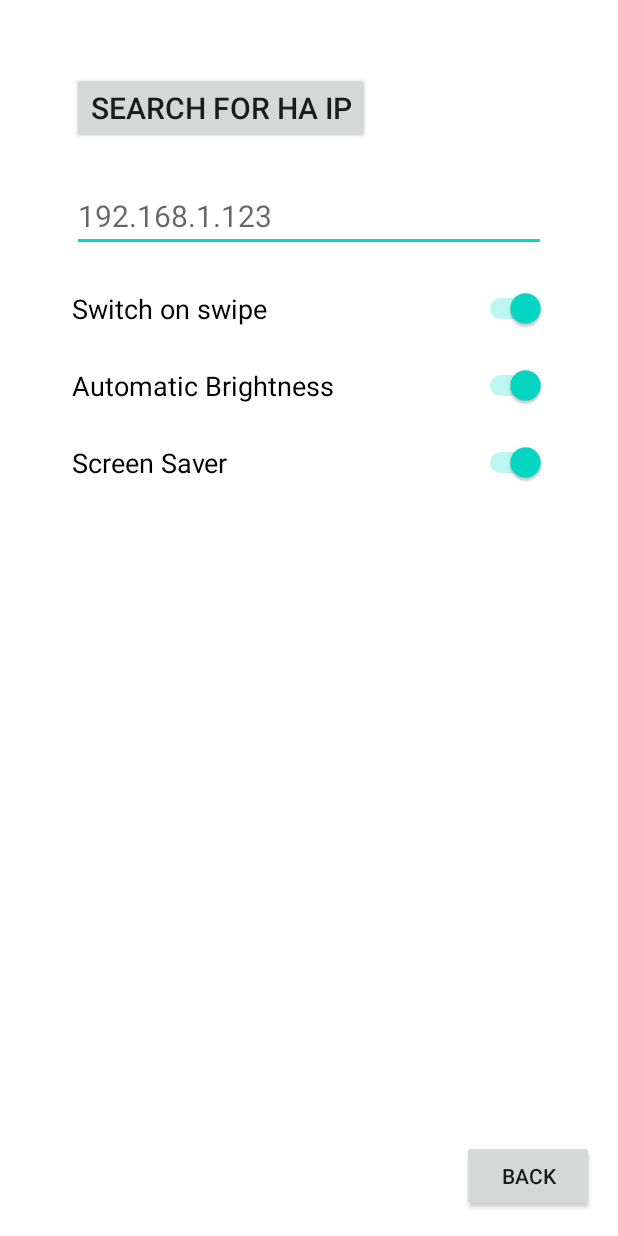
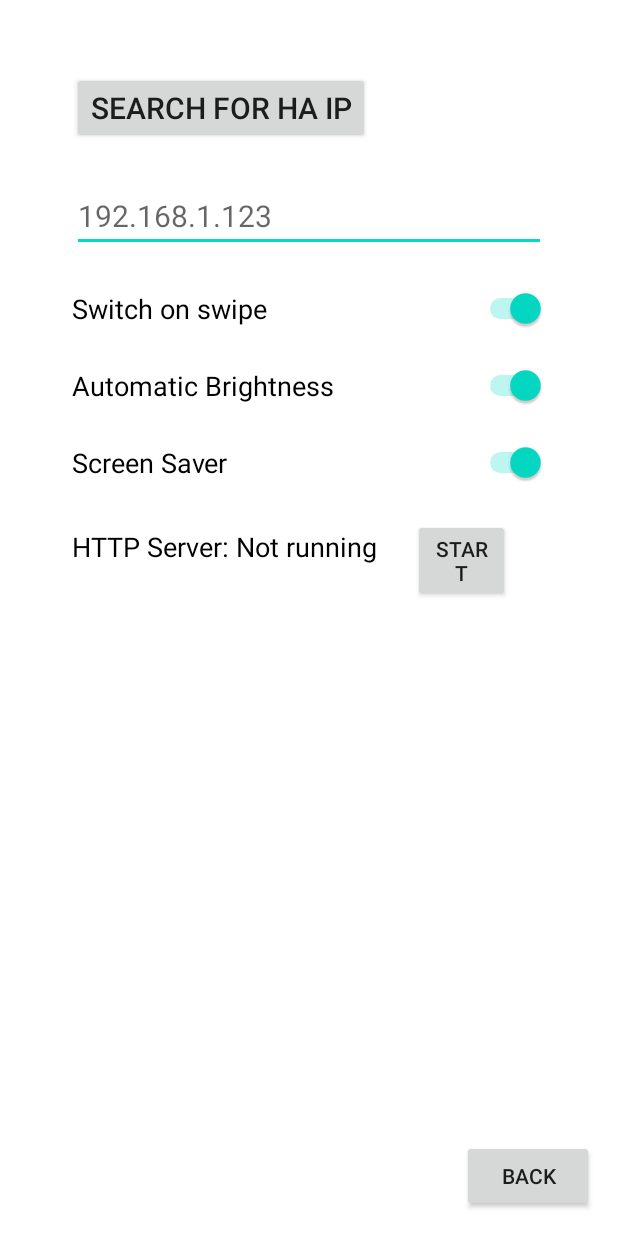
Before and after one commit to RapierXbox/ShellyElevate, an Android app built with Jetpack Compose: the SettingsActivity screen opened directly, with no data from a screen before it, on a phone screen of 412 x 824 dp. Run offline under Robolectric (Android 15) with nearby library versions, the phone set to English and light mode, and no system bars.

Commit message:
Add files via upload

```diff
--- a/app/src/main/java/me/rapierxbox/shellyelevatev2/SettingsActivity.kt
+++ b/app/src/main/java/me/rapierxbox/shellyelevatev2/SettingsActivity.kt
@@ -2,11 +2,15 @@ package me.rapierxbox.shellyelevatev2
 
 import android.annotation.SuppressLint
 import android.app.Activity
+import android.app.ActivityManager
+import android.content.Intent
 import android.content.SharedPreferences
 import android.os.Bundle
 import android.widget.Button
 import android.widget.EditText
 import android.widget.Switch
+import android.widget.TextView
+import androidx.legacy.content.WakefulBroadcastReceiver
 import me.rapierxbox.shellyelevatev2.helper.ServiceHelper
 
 class SettingsActivity: Activity() {
@@ -19,11 +23,15 @@ class SettingsActivity: Activity() {
     private lateinit var automaticBrightnessSwitch: Switch
     @SuppressLint("UseSwitchCompatOrMaterialCode")
     private lateinit var screenSaverSwitch: Switch
+    private lateinit var httpServerText: TextView
+    private lateinit var httpServerButton: Button
     private lateinit var sharedPreferences: SharedPreferences
 
     override fun onCreate(savedInstanceState: Bundle?) {
         super.onCreate(savedInstanceState)
         setContentView(R.layout.settings_activity)
+
+        val httpServerRunning = httpServiceRunning()
 
         sharedPreferences = getSharedPreferences("ShellyElevateV2", MODE_PRIVATE)
 
@@ -48,6 +56,19 @@ class SettingsActivity: Activity() {
         screenSaverSwitch = findViewById(R.id.screenSaver)
         screenSaverSwitch.isChecked = sharedPreferences.getBoolean("screenSaver", true)
 
+        httpServerText = findViewById(R.id.httpServerText)
+        httpServerText.text = if (httpServerRunning) "HTTP Server: Running" else "HTTP Server: Not running"
+
+        httpServerButton = findViewById(R.id.httpServerButton)
+        httpServerButton.visibility = if (httpServerRunning) Button.GONE else Button.VISIBLE
+        httpServerButton.setOnClickListener {
+            val serviceIntent = Intent(this, HttpServerService::class.java)
+            WakefulBroadcastReceiver.startWakefulService(this, serviceIntent)
+            httpServerText.text = "HTTP Server: Running"
+            httpServerButton.visibility = Button.GONE
+        }
+
+
         backButton = findViewById(R.id.backButton)
         backButton.setOnClickListener {
             sharedPreferences.edit().putString("homeAssistantIp", ipEditText.text.toString())
@@ -57,4 +78,14 @@ class SettingsActivity: Activity() {
             finish()
         }
     }
+
+    private fun httpServiceRunning(): Boolean {
+        val manager = getSystemService(ACTIVITY_SERVICE) as ActivityManager
+        for (service in manager.getRunningServices(Int.MAX_VALUE)) {
+            if ("me.rapierxbox.shellyelevatev2.HttpServerService" == service.service.className) {
+                return true
+            }
+        }
+        return false
+    }
 }
--- a/app/src/main/java/me/rapierxbox/shellyelevatev2/helper/MediaHelper.java
+++ b/app/src/main/java/me/rapierxbox/shellyelevatev2/helper/MediaHelper.java
@@ -56,12 +56,11 @@ public class MediaHelper {
         mediaPlayerMusic.stop();
     }
     public void setVolume(double volume) {
-        audioManager.setStreamVolume(AudioManager.USE_DEFAULT_STREAM_TYPE, (int) (audioManager.getStreamMaxVolume(AudioManager.USE_DEFAULT_STREAM_TYPE) * volume), 0);
         audioManager.setStreamVolume(AudioManager.STREAM_MUSIC, (int) (audioManager.getStreamMaxVolume(AudioManager.STREAM_MUSIC) * volume), 0);
     }
 
     public double getVolume() {
-        return (double) audioManager.getStreamVolume(AudioManager.USE_DEFAULT_STREAM_TYPE) / (double) audioManager.getStreamMaxVolume(AudioManager.USE_DEFAULT_STREAM_TYPE);
+        return (double) audioManager.getStreamVolume(AudioManager.STREAM_MUSIC) / (double) audioManager.getStreamMaxVolume(AudioManager.STREAM_MUSIC);
     }
 
     public void onDestroy() {
--- a/app/src/main/res/layout/settings_activity.xml
+++ b/app/src/main/res/layout/settings_activity.xml
@@ -61,6 +61,35 @@
             android:layout_marginTop="24dp"
             android:textSize="18sp"
             tools:ignore="UseSwitchCompatOrMaterialXml" />
+
+        <LinearLayout
+            android:layout_width="match_parent"
+            android:layout_height="wrap_content"
+            android:orientation="horizontal"
+            app:layout_constraintEnd_toEndOf="parent"
+            app:layout_constraintTop_toTopOf="parent">
+            <TextView
+                android:id="@+id/httpServerText"
+                android:layout_width="wrap_content"
+                android:layout_height="wrap_content"
+                app:layout_constraintStart_toStartOf="parent"
+                android:layout_marginTop="24dp"
+                android:layout_marginBottom="24dp"
+                android:textSize="18sp"
+                android:textColor="@color/black"
+                android:text="@string/http_server_status_default"/>
+
+            <Button
+                android:id="@+id/httpServerButton"
+                android:layout_width="wrap_content"
+                android:layout_height="wrap_content"
+                android:layout_margin="24dp"
+                android:text="@string/start"
+                app:layout_constraintEnd_toEndOf="parent" />
+
+
+        </LinearLayout>
+
     </LinearLayout>
 
     <Button
@@ -71,7 +100,6 @@
         android:layout_margin="16dp"
         app:layout_constraintBottom_toBottomOf="parent"
         app:layout_constraintEnd_toEndOf="parent"
-         />
-
+        />
 
 </androidx.constraintlayout.widget.ConstraintLayout>
--- a/app/src/main/res/values/strings.xml
+++ b/app/src/main/res/values/strings.xml
@@ -23,4 +23,6 @@
     <string name="backButtonText">Back</string>
     <string name="automaticBrightnessText">Automatic Brightness</string>
     <string name="ScreenSaverText">Screen Saver</string>
+    <string name="http_server_status_default">HTTP Server:</string>
+    <string name="start">START</string>
 </resources>
```
